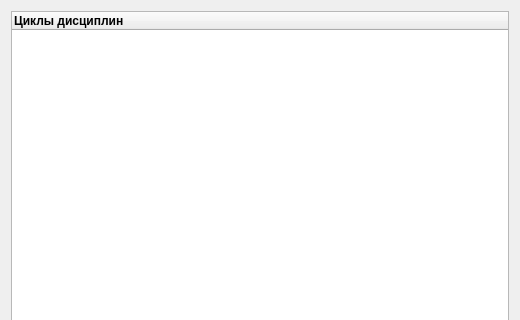
Above: mainwindow.ui from Stals/Curriculum before the change; both pictures show x 0 to 520 and y 0 to 320 of the 520 by 572 pixel window. Below: the same form after it.
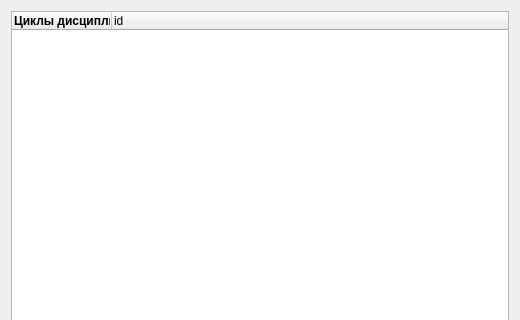
That is the form after the change.

Commit message: создается вектор указателей на элементы в curriculum, чтобы можно было редактировать их свойства из формы

What changed in the file:
```diff
--- a/mainwindow.ui
+++ b/mainwindow.ui
@@ -34,6 +34,11 @@
         </font>
        </property>
       </column>
+      <column>
+       <property name="text">
+        <string>id</string>
+       </property>
+      </column>
      </widget>
     </item>
     <item row="1" column="0">
```
The commit also changes 2 other files.
